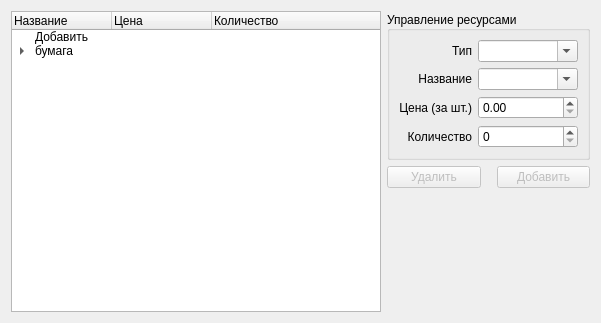
Qt form esupplier.ui (werwolf/ExLibris) before a commit.
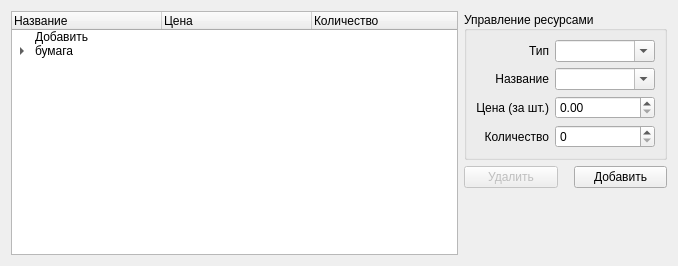
The same form after that commit.

Commit message: created supplier UI

Diff of the .ui file:
```diff
--- a/esupplier.ui
+++ b/esupplier.ui
@@ -6,8 +6,8 @@
    <rect>
     <x>0</x>
     <y>0</y>
-    <width>601</width>
-    <height>323</height>
+    <width>678</width>
+    <height>266</height>
    </rect>
   </property>
   <property name="windowTitle">
@@ -32,7 +32,7 @@
       <bool>false</bool>
      </attribute>
      <attribute name="headerDefaultSectionSize">
-      <number>100</number>
+      <number>150</number>
      </attribute>
      <attribute name="headerShowSortIndicator" stdset="0">
       <bool>false</bool>
@@ -244,7 +244,7 @@
        <item>
         <widget class="QPushButton" name="pushButton_2">
          <property name="enabled">
-          <bool>false</bool>
+          <bool>true</bool>
          </property>
          <property name="text">
           <string>Добавить</string>
```
Left out of the diff: 4 changed lines with no effect on the pictures. The commit also changes 6 other files.
